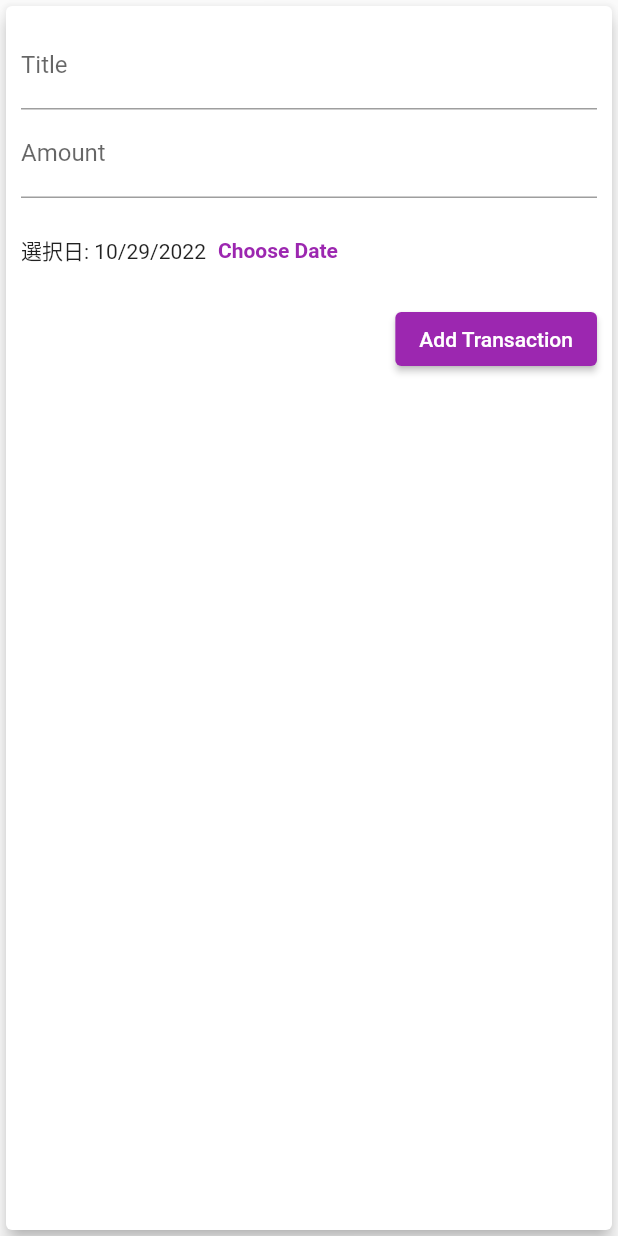
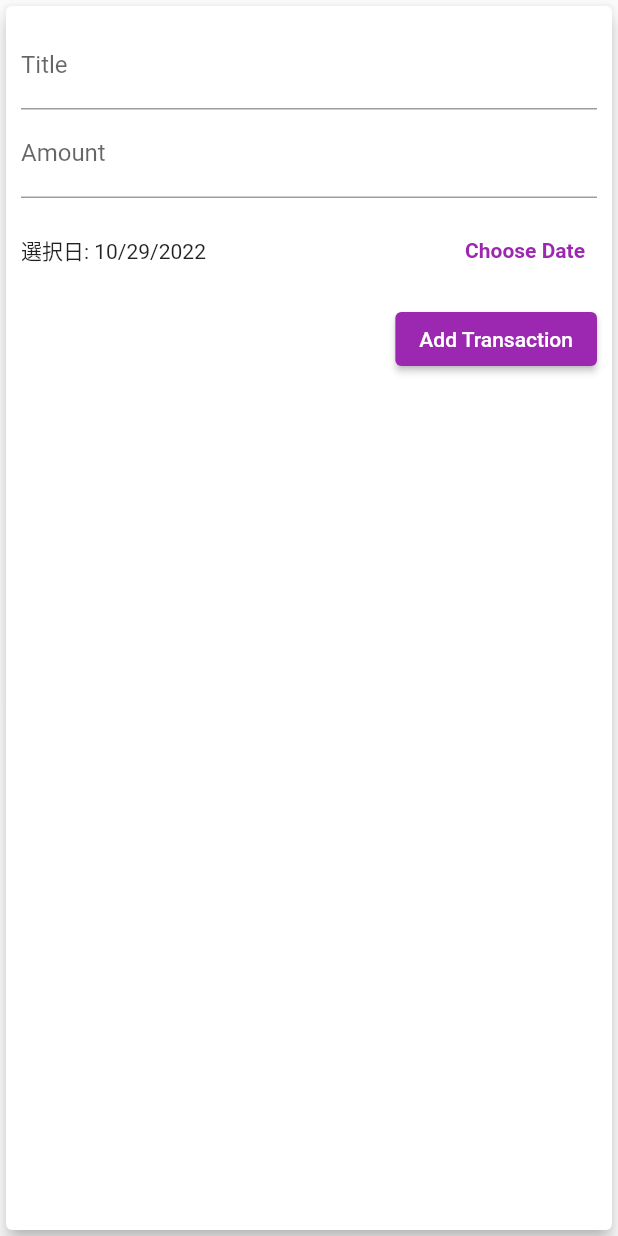
Before and after one commit to totolog-flutter/for-learning, a Flutter app: the NewTransaction widget shown alone on an empty page, opened directly with empty values, after a tap on "Add Transaction", on a phone screen of 412 x 824 dp. Run offline on Flutter 3.47's test engine with Material 2 defaults, Android fonts, the phone set to English and light mode, and no system bars.

Commit message:
add: 113

```diff
--- a/lib/main.dart
+++ b/lib/main.dart
@@ -52,8 +52,8 @@ class _MyHomePageState extends State<MyHomePage> {
     }).toList();
   }
 
-  void _addNewTransaction(String txTitle, double txAmount) {
-    final newTx = Transaction(id: DateTime.now().toString(), title: txTitle, amount: txAmount, date: DateTime.now());
+  void _addNewTransaction(String txTitle, double txAmount, DateTime chosenDate) {
+    final newTx = Transaction(id: DateTime.now().toString(), title: txTitle, amount: txAmount, date: chosenDate);
 
     setState(() {
       _userTransactions.add(newTx);
--- a/lib/widgets/new_transaction.dart
+++ b/lib/widgets/new_transaction.dart
@@ -3,7 +3,7 @@ import 'package:intl/intl.dart';
 
 class NewTransaction extends StatefulWidget {
   // const NewTransaction({super.key});
-  final void Function(String, double) addTransactionHandler;
+  final void Function(String, double, DateTime) addTransactionHandler;
 
 
   NewTransaction({
@@ -21,10 +21,15 @@ class _NewTransactionState extends State<NewTransaction> {
   DateTime _selectedDate = DateTime.now();
 
   void _submitData() {
+    if(_amountController.text.isEmpty) return;
     final enteredTitle = _titleController.text;
     final enteredAmount = double.parse(_amountController.text);
-    if(enteredTitle.isEmpty || enteredAmount <= 0) return;
-    widget.addTransactionHandler(_titleController.text, double.parse(_amountController.text));
+    if(enteredTitle.isEmpty || enteredAmount <= 0 || _selectedDate == null) return;
+    widget.addTransactionHandler(
+      _titleController.text,
+      double.parse(_amountController.text),
+      _selectedDate
+    );
     Navigator.of(context).pop();
   }
 
@@ -68,10 +73,12 @@ class _NewTransactionState extends State<NewTransaction> {
               height: 70,
               child: Row(
                 children: [
-                  Text(
-                    _selectedDate == null
-                      ? 'No date Chosen!'
-                      :'選択日: ${DateFormat.yMd().format(_selectedDate)}',
+                  Expanded(
+                    child: Text(
+                      _selectedDate == null
+                        ? 'No date Chosen!'
+                        :'選択日: ${DateFormat.yMd().format(_selectedDate)}',
+                    ),
                   ),
                   TextButton(
                     onPressed: _presentDatePicker,
```
